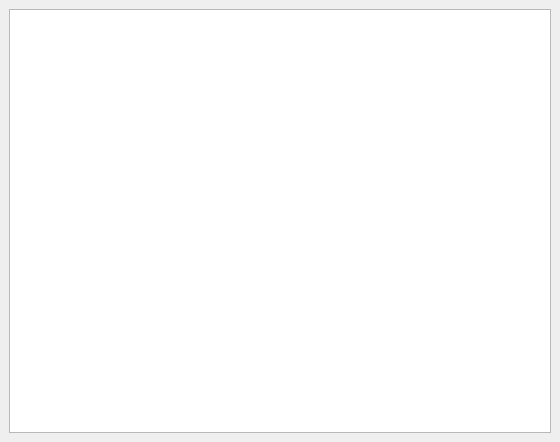
The window that main.ui (kakiecake/espresso) describes before a commit, drawn with Qt 5.
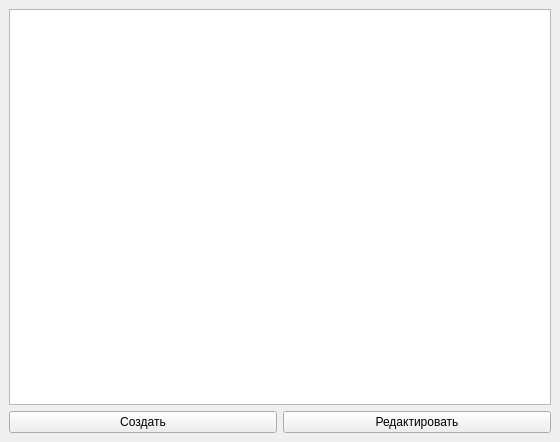
The same window after the commit.

Commit message: Add create and edit functionality

```diff
--- a/main.ui
+++ b/main.ui
@@ -15,7 +15,21 @@
   </property>
   <widget class="QWidget" name="centralwidget">
    <layout class="QGridLayout" name="gridLayout">
-    <item row="0" column="0">
+    <item row="3" column="0">
+     <widget class="QPushButton" name="create_button">
+      <property name="text">
+       <string>Создать</string>
+      </property>
+     </widget>
+    </item>
+    <item row="3" column="1">
+     <widget class="QPushButton" name="edit_button">
+      <property name="text">
+       <string>Редактировать</string>
+      </property>
+     </widget>
+    </item>
+    <item row="1" column="0" colspan="2">
      <widget class="QTableWidget" name="table"/>
     </item>
    </layout>
```
The commit also changes 3 other files.
